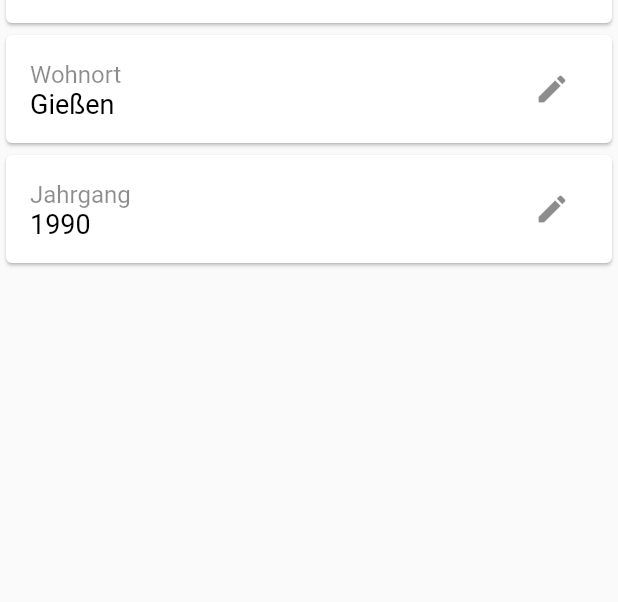
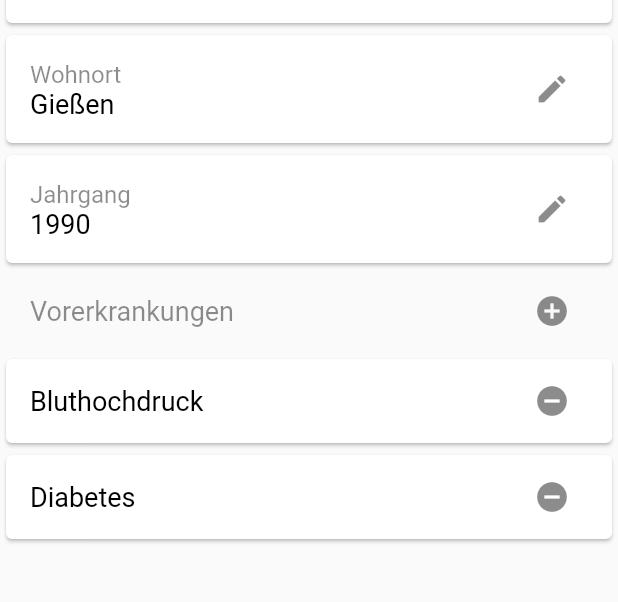
Before and after one commit to Stromij/covid-app, a Flutter app: the ProfilePage screen opened directly, on a phone screen of 412 x 824 dp, the part 295-897 px from its top. Run offline on Flutter 3.47's test engine with Material 2 defaults, Android fonts, the phone set to English and light mode, and no system bars; our stand-ins replace dio, flutter_form_builder; missing offline and left inert: alice.

Commit message:
add pre existing conditions management to profile

```diff
--- a/lib/profile/profile_page.dart
+++ b/lib/profile/profile_page.dart
@@ -24,7 +24,8 @@ class _ProfilePageState extends State<ProfilePage> {
         appBar: AppBar(
           title: Text('Profil'),
         ),
-        body: Column(
+        body: SingleChildScrollView(
+          child: Column(
             children: <Widget>[
               Card(
                 child: ListTile(
@@ -110,8 +111,43 @@ class _ProfilePageState extends State<ProfilePage> {
                       onPressed: () => _showEditDialog(context, 'Jahrgang')),
                 ),
               ),
+              Padding(
+                padding: const EdgeInsets.only(left: 4.0, right: 4.0,),
+                child: ListTile(
+                  title: Text(
+                    'Vorerkrankungen',
+                    style: TextStyle(
+                      color: Colors.black45,
+                      fontSize: _valueSize,
+                    ),
+                  ),
+                  trailing: IconButton(
+                      icon: Icon(Icons.add_circle),
+                      onPressed: () => _showEditDialog(context, 'Vorerkrankungen')),
+                ),
+              ),
+              //TODO: update SDK constraints (speak with team first)
+              ..._userConditions.map(
+                (condition) => Card(
+                  child: ListTile(
+                    title: Text(
+                      condition,
+                      style: TextStyle(
+                        color: Colors.black,
+                        fontSize: _valueSize,
+                      ),
+                    ),
+                    trailing: IconButton(
+                      icon: Icon(Icons.remove_circle),
+                      onPressed: () => setState(() {
+                        _userConditions.remove(condition);
+                      }),
+                    ),
+                  ),
+                ),
+              ),
             ],
-          //TODO: Add pre-existing conditions list
+          ),
         ),
       );
 
@@ -133,7 +169,7 @@ class _ProfilePageState extends State<ProfilePage> {
                 style: TextStyle(color: Colors.green),
               ),
               onPressed: () {
-                if(_formKey.currentState.validate()) {
+                if (_formKey.currentState.validate()) {
                   switch (type) {
                     case 'Name':
                       setState(() {
@@ -156,6 +192,12 @@ class _ProfilePageState extends State<ProfilePage> {
                     case 'Jahrgang':
                       setState(() {
                         _userBirth = _textEditingController.text;
+                      });
+                      Navigator.of(context).pop();
+                      break;
+                    case 'Vorerkrankungen':
+                      setState(() {
+                        _userConditions.add(_textEditingController.text);
                       });
                       Navigator.of(context).pop();
                       break;
```
Lines whose indentation alone changed are shown as unchanged.
